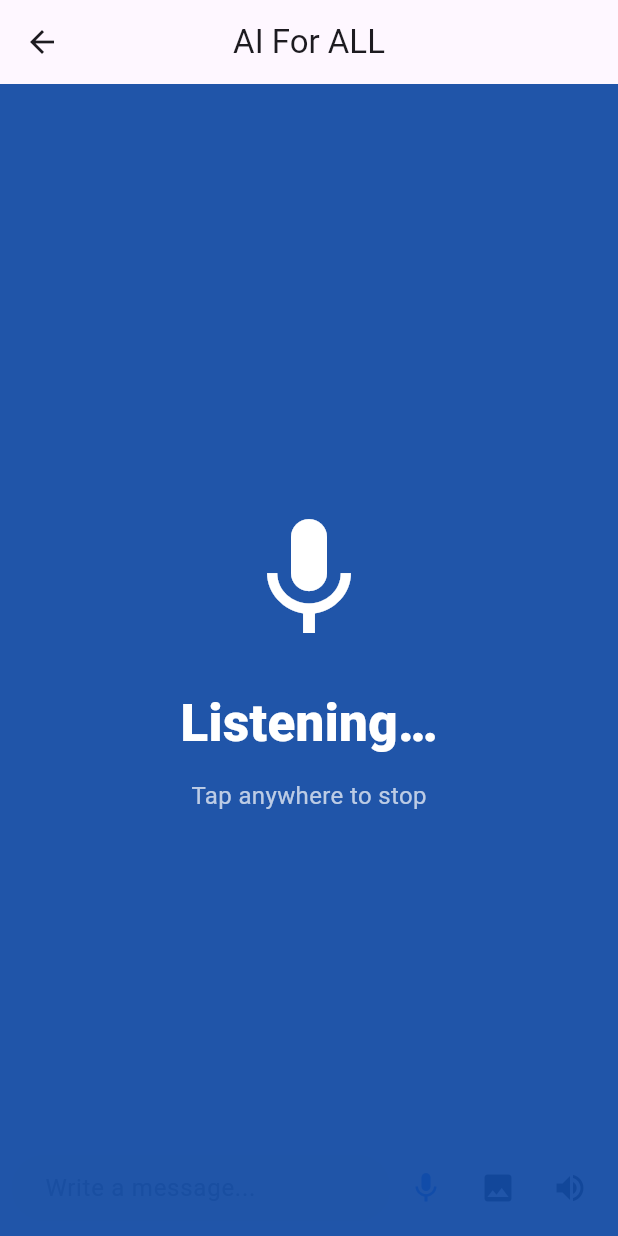
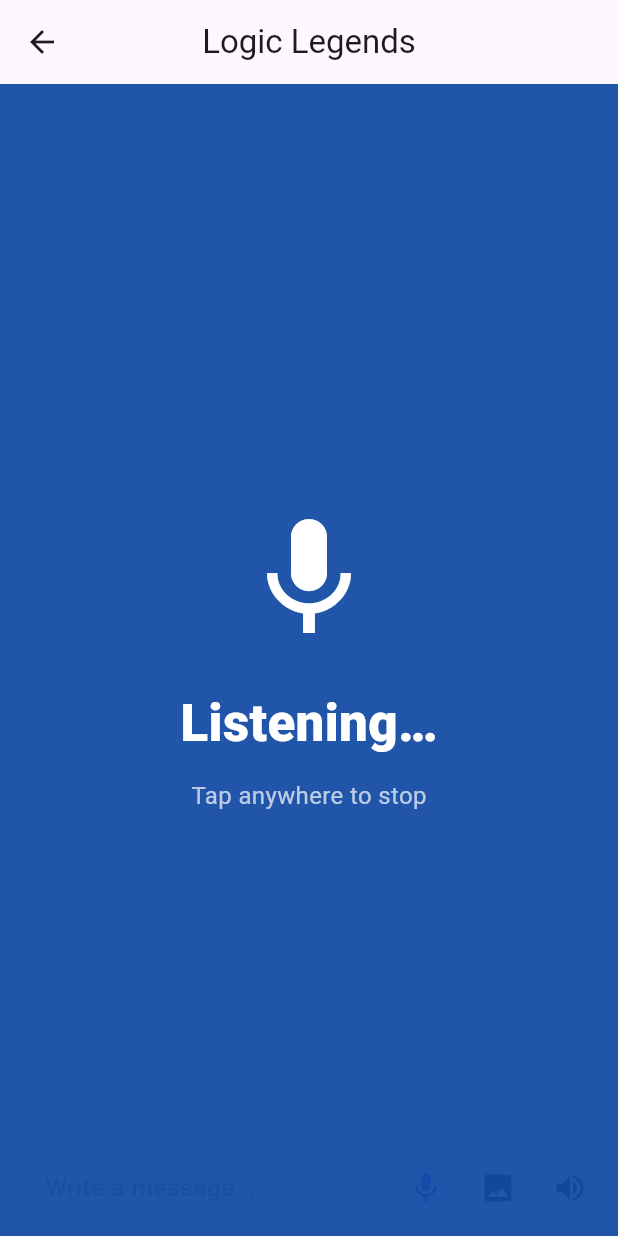
Before and after one commit to jhansipallapothu/iqoo-hackathon, a Flutter app: the Chatscreen screen opened directly, after a tap on the "mic none" icon, on a phone screen of 412 x 824 dp. Run offline on Flutter 3.47's test engine with Material 3 defaults, Android fonts, the phone set to English and light mode, and no system bars; drawn by our look-alikes of dash_chat_2; our stand-ins replace camera, connectivity_plus, flutter_gemini, flutter_tts, geocoding, geolocator and 5 more; missing offline and left inert: another_telephony, google_mlkit_text_recognition; accounts and stored records are empty.

Commit message:
Rename app display name to Logic Legends
Updates the user-facing app name across title, Android label, iOS
bundle name, config/localization strings, and in-app text. Package
identifier (smartbuildlabs / com.smartbuildlabs.saarthi) left as-is.

Co-Authored-By: Claude Sonnet 5 <noreply@anthropic.com>

```diff
--- a/assets/config/app_config.json
+++ b/assets/config/app_config.json
@@ -1,6 +1,6 @@
 {
   "app": {
-    "name": "AI For ALL",
+    "name": "Logic Legends",
     "version": "1.0.0",
     "build": "chennai-hackathon-2026"
   },
--- a/assets/l10n/en.json
+++ b/assets/l10n/en.json
@@ -1,6 +1,6 @@
 {
-  "app_title": "AI For ALL",
-  "welcome": "Welcome to AI For ALL",
+  "app_title": "Logic Legends",
+  "welcome": "Welcome to Logic Legends",
   "explore": "Explore",
   "food_labels": "Food Labels",
   "text_mode": "Text",
--- a/lib/main.dart
+++ b/lib/main.dart
@@ -34,7 +34,7 @@ class MyApp extends StatelessWidget {
   Widget build(BuildContext context) {
     return MaterialApp(
       debugShowCheckedModeBanner: false,
-      title: 'AI For ALL',
+      title: 'Logic Legends',
       theme: ThemeData(
         colorScheme: ColorScheme.fromSeed(seedColor: Colors.deepPurple),
         useMaterial3: true,
--- a/lib/screens/chatscreen.dart
+++ b/lib/screens/chatscreen.dart
@@ -58,7 +58,7 @@ class _ChatscreenState extends State<Chatscreen> {
   ChatUser currentUser = ChatUser(id: "0", firstName: "User");
   ChatUser geminiUser = ChatUser(
     id: "1",
-    firstName: "AI for all",
+    firstName: "Logic Legends",
     profileImage: "assets/images/import.jpg",
   );
 
--- a/lib/screens/homepage.dart
+++ b/lib/screens/homepage.dart
@@ -619,7 +619,7 @@ class _HomeScreenState extends State<HomeScreen> with WidgetsBindingObserver {
           highContrast: _highContrast,
         ),
         child: Semantics(
-          label: isTamil ? 'AI அனைவர்க்கும் मुख் ஸ்க்ரீன்' : 'AI For ALL Main Screen',
+          label: isTamil ? 'Logic Legends मुख் ஸ்க்ரீன்' : 'Logic Legends Main Screen',
           // No bottom bar, no FAB: the whole preview is the shutter (tap), and a
           // horizontal swipe toggles the two modes. Nothing to find by sight.
           child: Scaffold(
--- a/lib/screens/settings_screen.dart
+++ b/lib/screens/settings_screen.dart
@@ -351,7 +351,7 @@ class _SettingsScreenState extends State<SettingsScreen> {
                 _buildSection(isTamil ? 'உதவி & கட்டளைகள்' : 'Help & Commands', [
                   ListTile(
                     leading: const Icon(Icons.school_outlined),
-                    title: const Text('How to use AI For All'),
+                    title: const Text('How to use Logic Legends'),
                     subtitle: const Text('Replay the spoken tutorial'),
                     onTap: () async {
                       await _cacheService.setBool('onboarding_seen', false);
```
Also changed, not shown: 3 other files.
